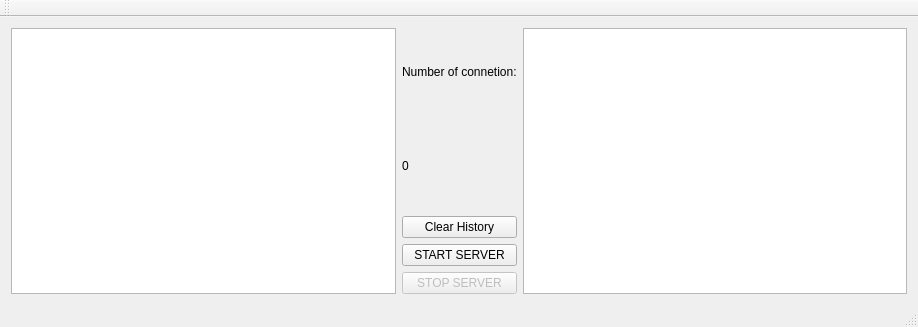
Qt form Server/Server_v01/mainwindow.ui (TokiSeven/2course_coursework) before a commit.
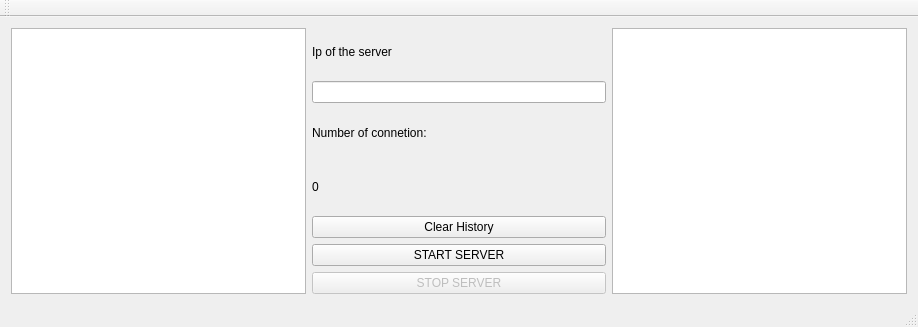
The same form after that commit.

Commit message: Working server Updating server part of the coursework

```diff
--- a/Server/Server_v01/mainwindow.ui
+++ b/Server/Server_v01/mainwindow.ui
@@ -26,6 +26,16 @@
       </item>
       <item>
        <layout class="QVBoxLayout" name="verticalLayout">
+        <item>
+         <widget class="QLabel" name="label">
+          <property name="text">
+           <string>Ip of the server</string>
+          </property>
+         </widget>
+        </item>
+        <item>
+         <widget class="QLineEdit" name="line_server_ip"/>
+        </item>
         <item>
          <widget class="QLabel" name="text_info">
           <property name="text">
```
The commit also changes 2 other files.
